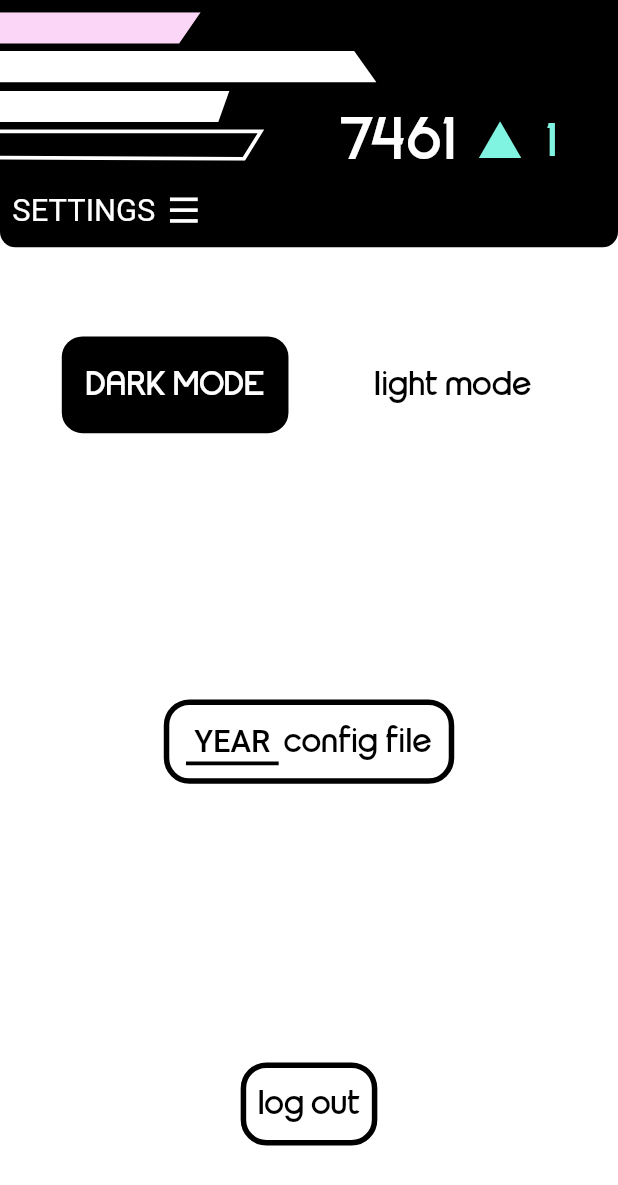
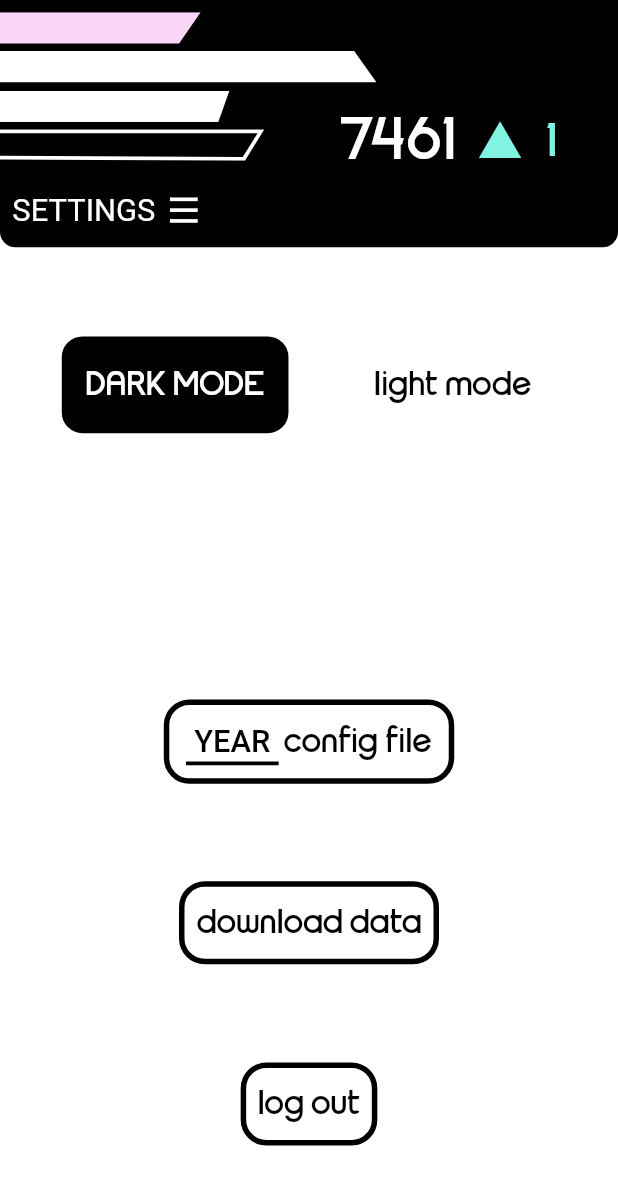
Before and after one commit to SushiSquad7461/sushi-scouts, a Flutter app: the StratSettings screen opened directly, on a phone screen of 412 x 824 dp. Shown: the top 1185 px of the screen. Run offline on Flutter 3.47's test engine with Material 2 defaults, Android fonts, the phone set to English and light mode, and no system bars; our stand-ins replace cloud_firestore, dio, firebase_core, flutter_bloc, flutter_svg, get and 3 more; missing offline and left inert: flutter_device_type, localstore, qr_code_scanner; accounts and stored records are empty; generated files the repository leaves out were written again; Roboto replaces fonts that are missing (Mohave).

Commit message:
add downlaod data to strat

```diff
--- a/lib/src/logic/Constants.dart
+++ b/lib/src/logic/Constants.dart
@@ -27,6 +27,7 @@ const Map componentMap = {
 };
 
 const superviseDatabaseName = "supervise-data";
+const stratDatabaseName = "strat-data";
 
 const Map<String, Widget> stratPages = {
   "ordinal": RobotProfiles(),
--- a/lib/src/logic/blocs/login_bloc/login_cubit.dart
+++ b/lib/src/logic/blocs/login_bloc/login_cubit.dart
@@ -1,4 +1,6 @@
 // Package imports:
+import 'dart:math';
+
 import "package:flutter_bloc/flutter_bloc.dart";
 import "package:localstore/localstore.dart";
 
@@ -29,7 +31,8 @@ class LoginCubit extends Cubit<LoginStates> {
     emit(SushiSuperviseLogin(eventCode, teamNum));
   }
 
-  Future<void> loginSushiStrategy(String name, int teamNum, String eventCode) async {
+  Future<void> loginSushiStrategy(
+      String name, int teamNum, String eventCode) async {
     var db = Localstore.instance;
 
     await db.collection("preferences").doc("user").set({
@@ -38,7 +41,7 @@ class LoginCubit extends Cubit<LoginStates> {
       "eventCode": eventCode,
     });
 
-    emit(SushiStrategyLogin(name, teamNum, eventCode));
+    emit(SushiStrategyLogin(eventCode, teamNum, name));
   }
 
   void logOut() {
--- a/lib/src/views/ui/sushi_strategy/strat_settings.dart
+++ b/lib/src/views/ui/sushi_strategy/strat_settings.dart
@@ -1,5 +1,6 @@
 import 'dart:convert';
 
+import 'package:cloud_firestore/cloud_firestore.dart';
 import 'package:flutter/material.dart';
 import 'package:flutter/services.dart';
 import 'package:flutter/src/foundation/key.dart';
@@ -10,8 +11,10 @@ import 'package:google_fonts/google_fonts.dart';
 import 'package:localstore/localstore.dart';
 
 import '../../../../main.dart';
+import '../../../logic/Constants.dart';
 import '../../../logic/blocs/login_bloc/login_cubit.dart';
 import '../../../logic/blocs/theme_bloc/theme_cubit.dart';
+import '../../../logic/data/config_file_reader.dart';
 import '../../../logic/device_type.dart';
 import '../../../logic/helpers/routing_helper.dart';
 import '../../../logic/helpers/size/screen_size.dart';
@@ -31,6 +34,7 @@ class StratSettings extends StatefulWidget {
 class _StratSettingsState extends State<StratSettings> {
   final db = Localstore.instance;
   int? year;
+  String collectionName = "";
 
   Future<void> toggleMode(String mode) async {
     BlocProvider.of<ThemeCubit>(context)
@@ -67,6 +71,15 @@ class _StratSettingsState extends State<StratSettings> {
         ctx: context, screen: const AppChooser());
   }
 
+  Future<void> downloadData() async {
+    // final toAdd =
+    //     await FirebaseFirestore.instance.collection(collectionName).get();
+
+    // for (var i in toAdd.docs) {
+    //   db.collection(stratDatabaseName).doc(i.id).set(i.data());
+    // }
+    print(collectionName);
+  }
 
   @override
   Widget build(BuildContext context) {
@@ -87,8 +100,9 @@ class _StratSettingsState extends State<StratSettings> {
 
     return Scaffold(
         resizeToAvoidBottomInset: false,
-        body: Stack(
-            children: [
+        body: BlocBuilder<LoginCubit, LoginStates>(builder: (context, state) {
+          collectionName = "${state.eventCode}:${ConfigFileReader.instance.id}";
+          return Stack(children: [
             Padding(
               padding: EdgeInsets.only(top: ScreenSize.height * 0.2),
               child: SizedBox(
@@ -208,6 +222,20 @@ class _StratSettingsState extends State<StratSettings> {
                         ),
                       ),
                       Align(
+                        alignment: Alignment(0, isPhoneScreen ? 0.4 : 0),
+                        child: Container(
+                          decoration: boxDecoration,
+                          child: TextButton(
+                              onPressed: () {
+                                downloadData();
+                              },
+                              child: Text(
+                                "download data",
+                                style: textStyle,
+                              )),
+                        ),
+                      ),
+                      Align(
                         alignment: Alignment(0, isPhoneScreen ? 0.8 : 0.4),
                         child: Container(
                           decoration: boxDecoration,
@@ -221,10 +249,8 @@ class _StratSettingsState extends State<StratSettings> {
                               )),
                         ),
                       ),
-
                     ],
-                    )
-                ),
+                  )),
             ),
             const HeaderTitleMobileStrategyMain(),
             Padding(
@@ -233,8 +259,7 @@ class _StratSettingsState extends State<StratSettings> {
                 currPage: "settings",
               ),
             ),
-            ]
-        )
-   );
+          ]);
+        }));
   }
 }
--- a/lib/src/views/util/header/header_nav_strategy.dart
+++ b/lib/src/views/util/header/header_nav_strategy.dart
@@ -22,9 +22,10 @@ class _HeaderNavStrategyState extends State<HeaderNavStrategy> {
 
   @override
   Widget build(BuildContext context) {
+    var colors = Theme.of(context);
     final TextStyle textStyle = GoogleFonts.mohave(
         textStyle: TextStyle(
-      color: Colors.white,
+      color: colors.primaryColor,
       fontSize: ScreenSize.height * 0.025,
     ));
 
@@ -46,7 +47,7 @@ class _HeaderNavStrategyState extends State<HeaderNavStrategy> {
             height: ScreenSize.height * 0.25,
             width: ScreenSize.width,
             decoration: BoxDecoration(
-                color: Colors.black,
+                color: colors.primaryColorDark,
                 borderRadius: BorderRadius.only(
                     bottomRight: Radius.circular(25 * ScreenSize.swu),
                     bottomLeft: Radius.circular(25 * ScreenSize.swu))),
@@ -69,7 +70,7 @@ class _HeaderNavStrategyState extends State<HeaderNavStrategy> {
             height: ScreenSize.height * 0.06,
             width: ScreenSize.width,
             decoration: BoxDecoration(
-                color: Colors.black,
+                color: colors.primaryColorDark,
                 borderRadius: BorderRadius.only(
                     bottomRight: Radius.circular(15 * ScreenSize.swu),
                     bottomLeft: Radius.circular(15 * ScreenSize.swu))),
@@ -106,17 +107,17 @@ class _HeaderNavStrategyState extends State<HeaderNavStrategy> {
                                   children: [
                                     Divider(
                                       height: ScreenSize.height * 0.007,
-                                      color: Colors.white,
+                                      color: colors.primaryColor,
                                       thickness: ScreenSize.height * 0.003,
                                     ),
                                     Divider(
                                       height: ScreenSize.height * 0.007,
-                                      color: Colors.white,
+                                      color: colors.primaryColor,
                                       thickness: ScreenSize.height * 0.003,
                                     ),
                                     Divider(
                                       height: ScreenSize.height * 0.007,
-                                      color: Colors.white,
+                                      color: colors.primaryColor,
                                       thickness: ScreenSize.height * 0.003,
                                     ),
                                   ]),
--- a/lib/src/views/util/header/header_title/mobile_strategy_main.dart
+++ b/lib/src/views/util/header/header_title/mobile_strategy_main.dart
@@ -20,8 +20,9 @@ class _HeaderTitleMobileStrategyMainState
     extends State<HeaderTitleMobileStrategyMain> {
   @override
   Widget build(BuildContext context) {
+    var colors = Theme.of(context);
     return Container(
-      color: Colors.black,
+      color: colors.primaryColorDark,
       height: ScreenSize.height * 0.14,
       width: ScreenSize.width * 1,
       child: Stack(
@@ -46,7 +47,7 @@ class _HeaderTitleMobileStrategyMainState
                   Text(
                     "7461",
                     style: TextStyle(
-                      color: Colors.white,
+                      color: colors.primaryColor,
                       fontFamily: "Sushi",
                       fontSize: ScreenSize.height * 0.045,
                     ),
```
Also changed, not shown: lib/src/views/ui/login.dart (+26 -8 lines). Lines whose indentation alone changed are shown as unchanged.
